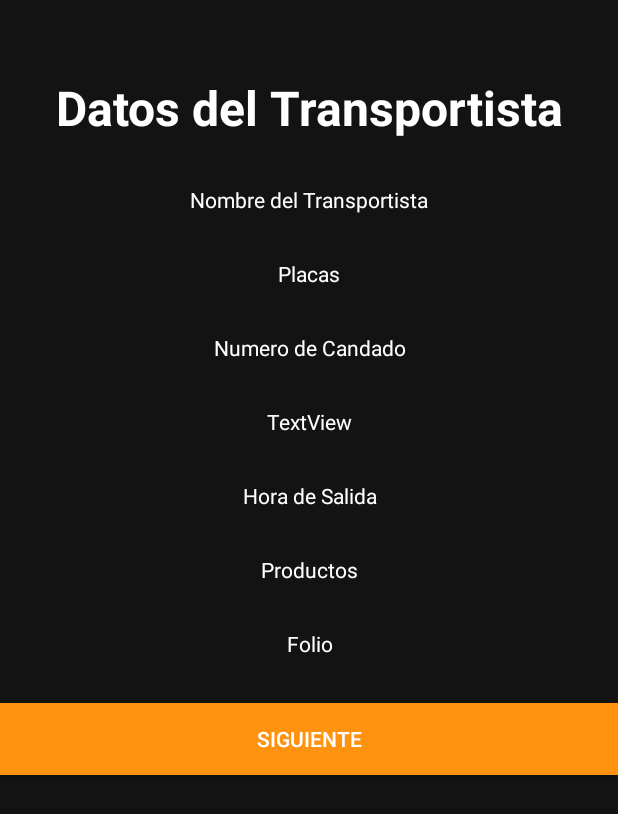
After one commit to RegaloOmar/GPS_APP, an Android app: the TransportistaActivity screen opened directly, with no data from a screen before it, on a phone screen of 412 x 824 dp. The commit adds this screen. Shown: the top 814 px of the screen. Run offline under Robolectric (Android 15) with nearby library versions, the phone set to English and light mode, and no system bars.

Commit message:
3 interface realizadas

```diff
--- a/app/src/main/AndroidManifest.xml
+++ b/app/src/main/AndroidManifest.xml
@@ -9,16 +9,15 @@
         android:roundIcon="@mipmap/ic_launcher_round"
         android:supportsRtl="true"
         android:theme="@style/AppTheme">
-        <activity android:name=".LoginActivity">
+        <activity android:name=".TransportistaActivity"></activity>
+        <activity android:name=".LoginActivity"></activity>
+        <activity android:name=".MainActivity">
             <intent-filter>
                 <action android:name="android.intent.action.MAIN" />
 
                 <category android:name="android.intent.category.LAUNCHER" />
             </intent-filter>
         </activity>
-        <activity android:name=".MainActivity">
-
-        </activity>
     </application>
 
 </manifest>
--- /dev/null
+++ b/app/src/main/java/com/rr/gps_app/TransportistaActivity.java
@@ -0,0 +1,13 @@
+package com.rr.gps_app;
+
+import android.support.v7.app.AppCompatActivity;
+import android.os.Bundle;
+
+public class TransportistaActivity extends AppCompatActivity {
+
+    @Override
+    protected void onCreate(Bundle savedInstanceState) {
+        super.onCreate(savedInstanceState);
+        setContentView(R.layout.activity_transportista);
+    }
+}
--- a/app/src/main/res/layout/activity_main.xml
+++ b/app/src/main/res/layout/activity_main.xml
@@ -9,5 +9,26 @@
     tools:context=".MainActivity">
 
 
+    <Spinner
+        android:id="@+id/spinnerEstado"
+        android:layout_width="match_parent"
+        android:layout_height="wrap_content"
+        android:layout_marginTop="250dp"
+        />
 
+    <Spinner
+        android:id="@+id/spinnerCedis"
+        android:layout_width="match_parent"
+        android:layout_height="wrap_content"
+        android:layout_marginTop="50dp"
+        />
+
+    <Button
+        android:id="@+id/buttonSeleccionar"
+        android:layout_width="match_parent"
+        android:layout_height="wrap_content"
+        android:text="Seleccionar"
+        android:layout_marginTop="50dp"
+        android:background="@color/colorBoton"
+        android:textColor="@color/colorTexto"/>
 </LinearLayout>
--- /dev/null
+++ b/app/src/main/res/layout/activity_transportista.xml
@@ -0,0 +1,95 @@
+<?xml version="1.0" encoding="utf-8"?>
+<LinearLayout xmlns:android="http://schemas.android.com/apk/res/android"
+    xmlns:app="http://schemas.android.com/apk/res-auto"
+    xmlns:tools="http://schemas.android.com/tools"
+    android:layout_width="match_parent"
+    android:orientation="vertical"
+    android:layout_height="match_parent"
+    android:background="@color/colorFondo"
+    tools:context=".TransportistaActivity">
+
+    <TextView
+        android:id="@+id/textDatosTransportista"
+        android:layout_width="match_parent"
+        android:layout_height="wrap_content"
+        android:text="Datos del Transportista"
+        android:textSize="32dp"
+        android:textColor="@color/colorTexto"
+        android:layout_marginTop="50dp"
+        android:textStyle="bold"
+        android:gravity="center"
+        tools:layout_editor_absoluteX="176dp"
+        tools:layout_editor_absoluteY="84dp" />
+    <TextView
+        android:id="@+id/textNombre"
+        android:layout_marginTop="30dp"
+        android:layout_width="match_parent"
+        android:layout_height="wrap_content"
+        android:textColor="@color/colorTexto"
+        android:gravity="center"
+        android:text="Nombre del Transportista" />
+
+    <TextView
+        android:id="@+id/textPlaca"
+        android:layout_marginTop="30dp"
+        android:layout_width="match_parent"
+        android:layout_height="wrap_content"
+        android:textColor="@color/colorTexto"
+        android:gravity="center"
+        android:text="Placas" />
+
+    <TextView
+        android:id="@+id/textNumeroCandado"
+        android:layout_marginTop="30dp"
+        android:layout_width="match_parent"
+        android:layout_height="wrap_content"
+        android:textColor="@color/colorTexto"
+        android:gravity="center"
+        android:text="Numero de Candado"  />
+
+    <TextView
+        android:id="@+id/textNumeroCamion"
+        android:layout_marginTop="30dp"
+        android:layout_width="match_parent"
+        android:layout_height="wrap_content"
+        android:textColor="@color/colorTexto"
+        android:gravity="center"
+        android:text="TextView"  />
+
+    <TextView
+        android:id="@+id/textHoraSalida"
+        android:layout_marginTop="30dp"
+        android:layout_width="match_parent"
+        android:layout_height="wrap_content"
+        android:textColor="@color/colorTexto"
+        android:gravity="center"
+        android:text="Hora de Salida" />
+
+    <TextView
+        android:id="@+id/textProductos"
+        android:layout_marginTop="30dp"
+        android:layout_width="match_parent"
+        android:layout_height="wrap_content"
+        android:textColor="@color/colorTexto"
+        android:gravity="center"
+        android:text="Productos" />
+
+    <TextView
+        android:id="@+id/textFolio"
+        android:layout_marginTop="30dp"
+        android:layout_width="match_parent"
+        android:layout_height="wrap_content"
+        android:textColor="@color/colorTexto"
+        android:gravity="center"
+        android:text="Folio" />
+
+    <Button
+        android:id="@+id/buttonSiguiente"
+        android:layout_marginTop="30dp"
+        android:layout_width="match_parent"
+        android:layout_height="wrap_content"
+        android:background="@color/colorBoton"
+        android:textColor="@color/colorTexto"
+        android:gravity="center"
+        android:text="Siguiente" />
+</LinearLayout>
```
